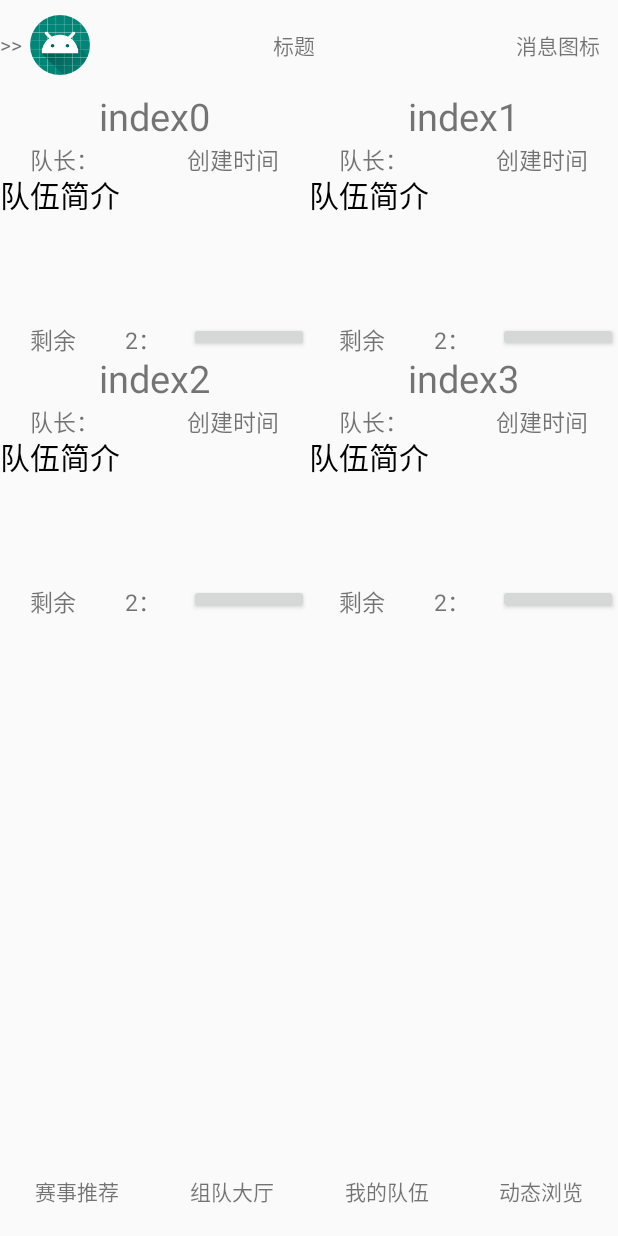
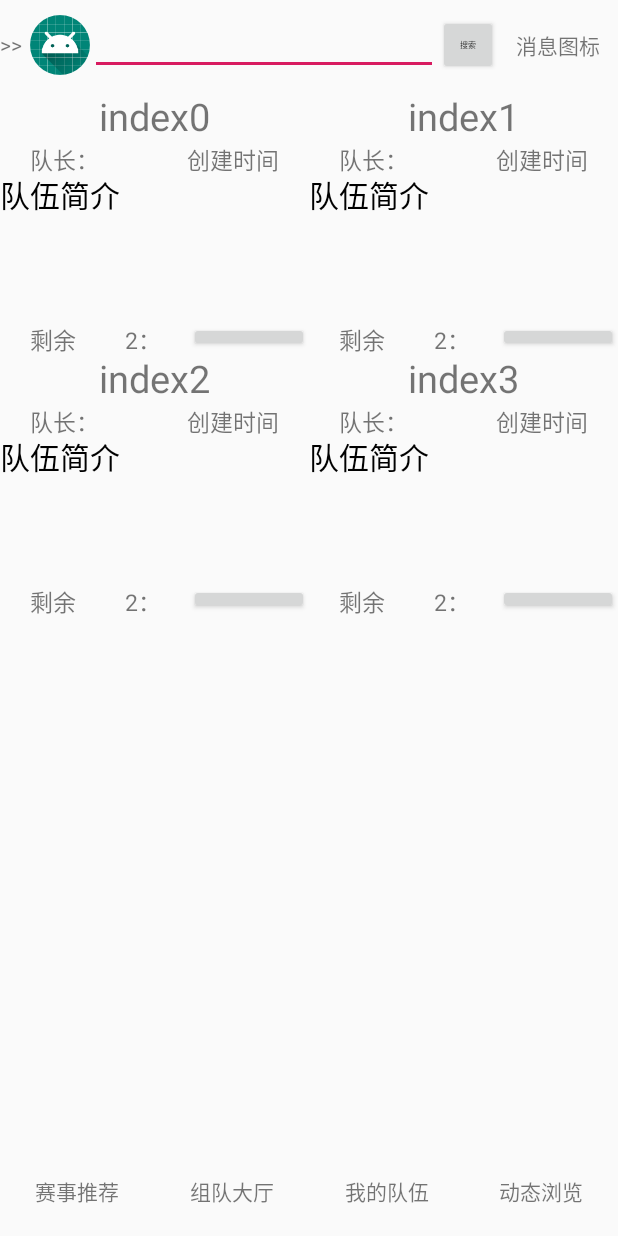
Before and after one commit to Albert9527/MeetStone, an Android app: the screen it shows after launch (HomePageActivity), after a tap on "组队大厅", on a phone screen of 412 x 824 dp. Run offline under Robolectric (Android 15) with nearby library versions, the light colour scheme and no system bars.

Commit message:
新增app封面以及2.5秒自动跳转到主页

```diff
--- a/app/src/main/java/com/ZCZ1024/MeetStone/Activity/HomePageActivity.java
+++ b/app/src/main/java/com/ZCZ1024/MeetStone/Activity/HomePageActivity.java
@@ -14,6 +14,7 @@ import androidx.appcompat.app.AppCompatActivity;
 
 
 import android.view.View;
+import android.widget.LinearLayout;
 import android.widget.TextView;
 
 
@@ -24,6 +25,8 @@ public class HomePageActivity extends AppCompatActivity implements View.OnClickL
     private FragmentMyTeam fragmentMyTeam;
     private FragmentDynmic fragmentDynmic;
     private FragmentManager fragmentManager;
+    private TextView textViewtitle;
+    private LinearLayout linearLayoutseach;
 
     @Override
     protected void onCreate(Bundle savedInstanceState) {
@@ -42,6 +45,11 @@ public class HomePageActivity extends AppCompatActivity implements View.OnClickL
         TextView textView_myteam = findViewById(R.id.fragment_myteam);
         TextView textView_dynmic = findViewById(R.id.fragment_dynmic);
 
+        textViewtitle = findViewById(R.id.tv_title);
+        linearLayoutseach = findViewById(R.id.ly_search);
+        textViewtitle.setVisibility(View.GONE);
+        linearLayoutseach.setVisibility(View.VISIBLE);
+
         textView_allteam.setOnClickListener(this);
         textView_martch.setOnClickListener(this);
         textView_myteam.setOnClickListener(this);
@@ -50,21 +58,31 @@ public class HomePageActivity extends AppCompatActivity implements View.OnClickL
 
     @Override
     public void onClick(View v) {
-        switch (v.getId()){
+        switch (v.getId()) {
             case R.id.fragment_martch:
+                textViewtitle.setVisibility(View.GONE);
+                linearLayoutseach.setVisibility(View.VISIBLE);
                 setTabSelection(0);
                 break;
             case R.id.fragment_allteam:
+                textViewtitle.setVisibility(View.GONE);
+                linearLayoutseach.setVisibility(View.VISIBLE);
                 setTabSelection(1);
                 break;
             case R.id.fragment_myteam:
+                textViewtitle.setVisibility(View.VISIBLE);
+                textViewtitle.setText("我的队伍");
+                linearLayoutseach.setVisibility(View.GONE);
                 setTabSelection(2);
                 break;
             case R.id.fragment_dynmic:
+                textViewtitle.setVisibility(View.VISIBLE);
+                textViewtitle.setText("动态");
+                linearLayoutseach.setVisibility(View.GONE);
                 setTabSelection(3);
                 break;
             default:
-                    break;
+                break;
         }
 
     }
@@ -73,39 +91,42 @@ public class HomePageActivity extends AppCompatActivity implements View.OnClickL
         FragmentTransaction transaction = fragmentManager.beginTransaction();
         hideFragments(transaction);
 
-        switch (index){
+        switch (index) {
             case 0:
-                if (fragmentMartch == null){
+                if (fragmentMartch == null) {
                     fragmentMartch = new FragmentMartch();
-                transaction.add(R.id.fragment,fragmentMartch);
-                }else {
+                    transaction.add(R.id.fragment, fragmentMartch);
+                } else {
                     transaction.show(fragmentMartch);
                 }
                 break;
 
             case 1:
-                if (fragmentAllTeam == null){
+                if (fragmentAllTeam == null) {
                     fragmentAllTeam = new FragmentAllTeam();
-                    transaction.add(R.id.fragment,fragmentAllTeam);
-                }else {
+                    transaction.add(R.id.fragment, fragmentAllTeam);
+                } else {
                     transaction.show(fragmentAllTeam);
                 }
                 break;
 
             case 2:
-                if (fragmentMyTeam == null){
+                if (fragmentMyTeam == null) {
                     fragmentMyTeam = new FragmentMyTeam();
-                    transaction.add(R.id.fragment,fragmentMyTeam);
-                }else {
+                    if (!fragmentMyTeam.isAdded()) {
+
+                        transaction.add(R.id.fragment, fragmentMyTeam);
+                    }
+                } else {
                     transaction.show(fragmentMyTeam);
                 }
                 break;
 
             case 3:
-                if (fragmentDynmic == null){
+                if (fragmentDynmic == null) {
                     fragmentDynmic = new FragmentDynmic();
-                    transaction.add(R.id.fragment,fragmentDynmic);
-                }else {
+                    transaction.add(R.id.fragment, fragmentDynmic);
+                } else {
                     transaction.show(fragmentDynmic);
                 }
                 break;
@@ -114,16 +135,16 @@ public class HomePageActivity extends AppCompatActivity implements View.OnClickL
     }
 
     private void hideFragments(FragmentTransaction transaction) {
-        if (fragmentMartch != null){
+        if (fragmentMartch != null) {
             transaction.hide(fragmentMartch);
         }
-        if (fragmentAllTeam != null){
+        if (fragmentAllTeam != null) {
             transaction.hide(fragmentAllTeam);
         }
-        if (fragmentMyTeam != null){
+        if (fragmentMyTeam != null) {
             transaction.hide(fragmentMyTeam);
         }
-        if (fragmentDynmic != null){
+        if (fragmentDynmic != null) {
             transaction.hide(fragmentDynmic);
         }
         transaction.commit();
--- a/app/src/main/java/com/ZCZ1024/MeetStone/Activity/MainActivity.java
+++ b/app/src/main/java/com/ZCZ1024/MeetStone/Activity/MainActivity.java
@@ -2,7 +2,10 @@ package com.ZCZ1024.MeetStone.Activity;
 
 import androidx.appcompat.app.AppCompatActivity;
 
+import android.content.Context;
+import android.content.Intent;
 import android.os.Bundle;
+import android.os.Handler;
 import android.widget.EditText;
 
 import com.ZCZ1024.MeetStone.R;
@@ -10,10 +13,23 @@ import com.ZCZ1024.MeetStone.R;
 public class MainActivity extends AppCompatActivity {
 
     private EditText editText;
+    private Context context;
     @Override
     protected void onCreate(Bundle savedInstanceState) {
         super.onCreate(savedInstanceState);
         setContentView(R.layout.activity_main);
 
+        context = this;
+
+        new Handler().postDelayed(new Runnable() {
+            @Override
+            public void run() {
+                startActivity(new Intent(context,HomePageActivity.class));
+                finish();
+            }
+        },2500);
+
     }
+
+
 }
--- a/app/src/main/res/layout/activity_home_page.xml
+++ b/app/src/main/res/layout/activity_home_page.xml
@@ -25,7 +25,28 @@
             android:layout_height="60dp"
             android:layout_weight="1"
             android:gravity="center"
-            android:text="标题"/>
+            android:text="标题"
+            android:id="@+id/tv_title"
+            />
+        <LinearLayout
+            android:layout_width="match_parent"
+            android:layout_height="60dp"
+            android:layout_weight="1"
+            android:gravity="center"
+            android:id="@+id/ly_search">
+            <EditText
+                android:layout_width="match_parent"
+                android:layout_height="40dp"
+                android:layout_weight="1"
+                android:gravity="center"
+                android:id="@+id/et_search"/>
+            <Button
+                android:layout_width="40dp"
+                android:layout_height="40dp"
+                android:text="搜索"
+                android:textSize="5sp"
+                android:id="@+id/bt_search"/>
+        </LinearLayout>
         <TextView
             android:layout_width="80dp"
             android:layout_height="60dp"
```
Also changed, not shown: app/src/main/AndroidManifest.xml (+4 -3 lines), app/src/main/res/layout/activity_main.xml (+6 -5 lines), app/src/main/res/drawable/main.gif (added).
